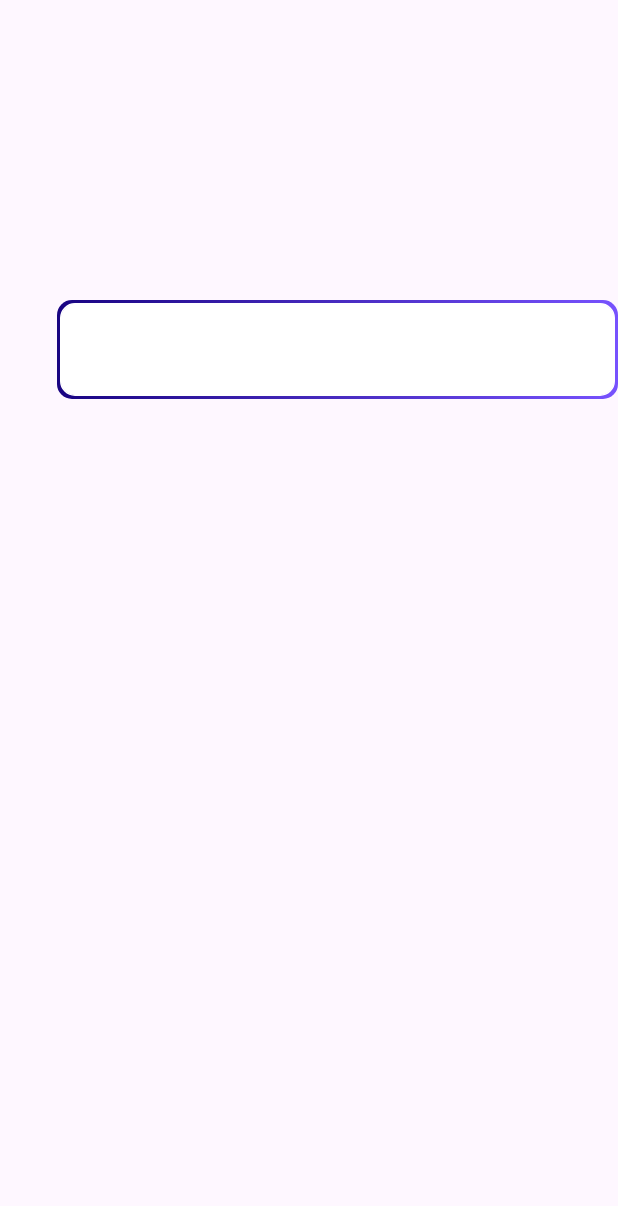
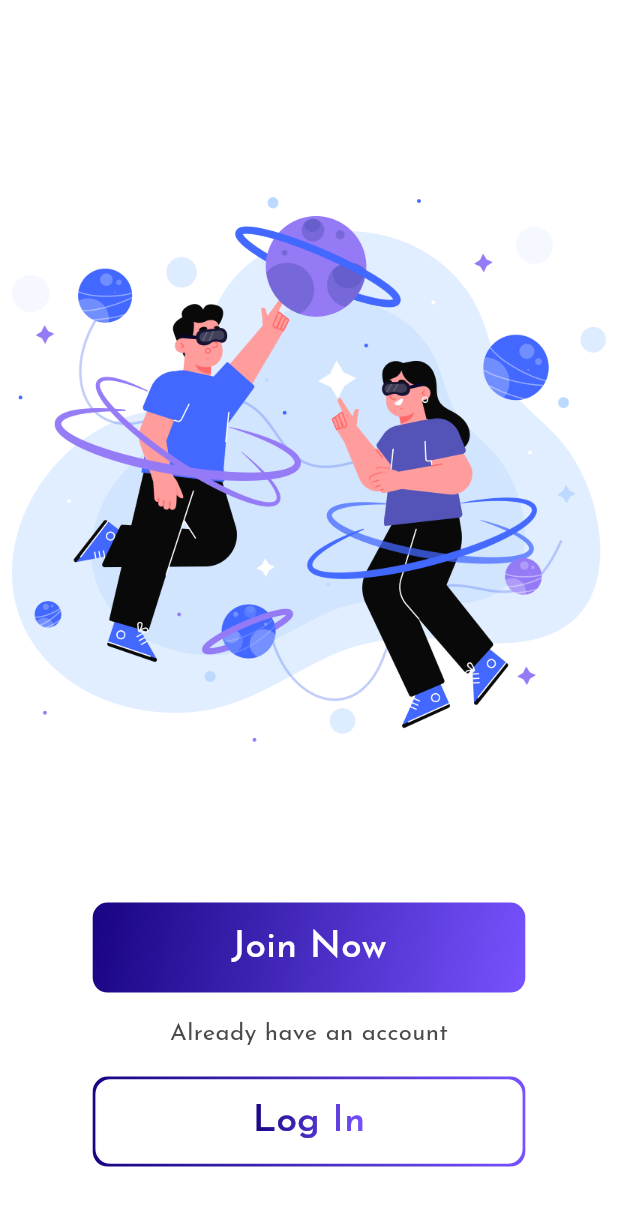
Before and after one commit to Digamend-01/Community-App, a Flutter app: the screen it shows after launch, on a phone screen of 412 x 824 dp. Shown: the top 1206 px of the screen. Run offline on Flutter 3.47's test engine with Material 3 defaults, Android fonts, the phone set to English and light mode, and no system bars; drawn by our look-alikes of simple_gradient_text; our stand-ins replace google_fonts.

Commit message:
JoinNowScreen

```diff
--- /dev/null
+++ b/lib/Constants/Gradient_Border.dart
@@ -0,0 +1,17 @@
+// ignore_for_file: file_names
+
+import 'package:flutter/material.dart';
+
+final innerGradientDecoration = BoxDecoration(
+  color: Colors.white,
+  border: Border.all(color: Colors.white),
+  borderRadius: BorderRadius.circular(10),
+);
+
+final gradientDecoration = BoxDecoration(
+  gradient: const LinearGradient(colors: [
+    Color(0xFF190482),
+    Color(0xff7752FE),
+  ]),
+  borderRadius: BorderRadius.circular(10),
+);
--- a/lib/Constants/Gradient_Border_Screen.dart
+++ /dev/null
@@ -1,45 +0,0 @@
-// ignore_for_file: file_names
-
-import 'package:flutter/material.dart';
-
-class GradientBorderScreen extends StatefulWidget {
-  final Widget child;
-
-  const GradientBorderScreen({
-    Key? key,
-    required this.child,
-  }) : super(key: key);
-
-  @override
-  State<GradientBorderScreen> createState() => _GradientBorderScreenState();
-}
-
-class _GradientBorderScreenState extends State<GradientBorderScreen> {
-  @override
-  Widget build(BuildContext context) {
-    return Container(
-      height: 66.0,
-      decoration: kGradientBoxDecoration,
-      child: Padding(
-        padding: const EdgeInsets.all(2.0),
-        child: Container(
-          decoration: kInnerDecoration,
-        ),
-      ),
-    );
-  }
-}
-
-final kInnerDecoration = BoxDecoration(
-  color: Colors.white,
-  border: Border.all(color: Colors.white),
-  borderRadius: BorderRadius.circular(10),
-);
-
-final kGradientBoxDecoration = BoxDecoration(
-  gradient: const LinearGradient(colors: [
-    Color(0xFF190482),
-    Color(0xff7752FE),
-  ]),
-  borderRadius: BorderRadius.circular(10),
-);
--- a/lib/Screens.dart/Join_now.dart
+++ b/lib/Screens.dart/Join_now.dart
@@ -0,0 +1,115 @@
+import 'package:communityapp/Constants/Gradient_Border.dart';
+import 'package:flutter/material.dart';
+import 'package:google_fonts/google_fonts.dart';
+import 'package:simple_gradient_text/simple_gradient_text.dart';
+
+class JoinNowScreen extends StatefulWidget {
+  const JoinNowScreen({super.key});
+
+  @override
+  State<JoinNowScreen> createState() => _JoinNowScreenState();
+}
+
+class _JoinNowScreenState extends State<JoinNowScreen> {
+  final LinearGradient _gradient = const LinearGradient(
+    colors: <Color>[
+      Color(0xFF190482),
+      Color(0xff7752FE),
+    ],
+  );
+
+  @override
+  Widget build(BuildContext context) {
+    final size = MediaQuery.of(context).size;
+    final height = size.height;
+    final width = size.width;
+    return Padding(
+      padding: const EdgeInsets.all(8.0),
+      child: Column(
+        children: [
+          SizedBox(
+            height: height * 0.15,
+          ),
+          SizedBox(
+              width: width / 1,
+              child: Image.asset("assets/images/join_now.png")),
+          SizedBox(
+            height: height * 0.13,
+          ),
+          GestureDetector(
+            onTap: () {},
+            child: Container(
+              width: width * 0.7,
+              height: 60,
+              decoration: BoxDecoration(
+                gradient: const LinearGradient(
+                  colors: [
+                    Color(0xff190482),
+                    Color(0xff7752FE),
+                  ],
+                  begin: Alignment.topLeft,
+                  end: Alignment.bottomRight,
+                ),
+                borderRadius: BorderRadius.circular(10),
+              ),
+              child: Center(
+                child: Text(
+                  'Join Now',
+                  style: GoogleFonts.josefinSans(
+                    color: Colors.white,
+                    fontSize: width * 0.06,
+                    fontWeight: FontWeight.w500,
+                  ),
+                ),
+              ),
+            ),
+          ),
+          SizedBox(
+            height: height * 0.02,
+          ),
+          Text(
+            "Already have an account",
+            style: GoogleFonts.josefinSans(
+              color: const Color(0xff4A4A4A),
+              fontSize: 16,
+              fontWeight: FontWeight.w400,
+            ),
+          ),
+          SizedBox(
+            height: height * 0.02,
+          ),
+          Padding(
+            padding: EdgeInsets.only(left: width * 0.13, right: width * 0.13),
+            child: InkWell(
+              onTap: () {},
+              child: Container(
+                height: 60.0,
+                width: width*0.7,
+                decoration: gradientDecoration,
+                child: Padding(
+                  padding: const EdgeInsets.all(1.8),
+                  child: Container(
+                    decoration: innerGradientDecoration,
+                    child: Center(
+                      child: GradientText(
+                        'Log In',
+                        style: GoogleFonts.josefinSans(
+                          fontSize: width * 0.06,
+                          fontWeight: FontWeight.w500,
+                        ),
+                        colors: [
+                          Color(0xFF190482),
+                          Color(0xff7752FE),
+                        ],
+                      ),
+                    ),
+                  ),
+                ),
+              ),
+            ),
+          ),
+        ],
+      ),
+    );
+  }
+}
--- a/lib/main.dart
+++ b/lib/main.dart
@@ -1,4 +1,4 @@
-import 'package:communityapp/Constants/Gradient_Border_Screen.dart';
+import 'package:communityapp/Screens.dart/Join_now.dart';
 import 'package:flutter/material.dart';
 
 void main() {
@@ -17,19 +17,8 @@ class MyApp extends StatelessWidget {
         colorScheme: ColorScheme.fromSeed(seedColor: Colors.deepPurple),
         useMaterial3: true,
       ),
-      home: const Scaffold(
-        body: Column(children: [
-          SizedBox(
-            height: 200,
-          ),
-          Padding(
-            padding: EdgeInsets.only(left: 38.0),
-            child: GradientBorderScreen(
-              child: Text("data"),
-            ),
-          )
-        ]),
-      ),
+      home:
+          const Scaffold(backgroundColor: Colors.white, body: JoinNowScreen()),
     );
   }
 }
--- a/pubspec.yaml
+++ b/pubspec.yaml
@@ -35,6 +35,8 @@ dependencies:
   # The following adds the Cupertino Icons font to your application.
   # Use with the CupertinoIcons class for iOS style icons.
   cupertino_icons: ^1.0.2
+  google_fonts: 6.1.0
+  simple_gradient_text: ^1.3.0
 
 dev_dependencies:
   flutter_test:
@@ -59,8 +61,8 @@ flutter:
   uses-material-design: true
 
   # To add assets to your application, add an assets section, like this:
-  # assets:
-  #   - images/a_dot_burr.jpeg
+  assets:
+    - assets/images/
   #   - images/a_dot_ham.jpeg
 
   # An image asset can refer to one or more resolution-specific "variants", see
```
Also changed, not shown: assets/images/join_now.png (added), pubspec.lock, 2 other files.
